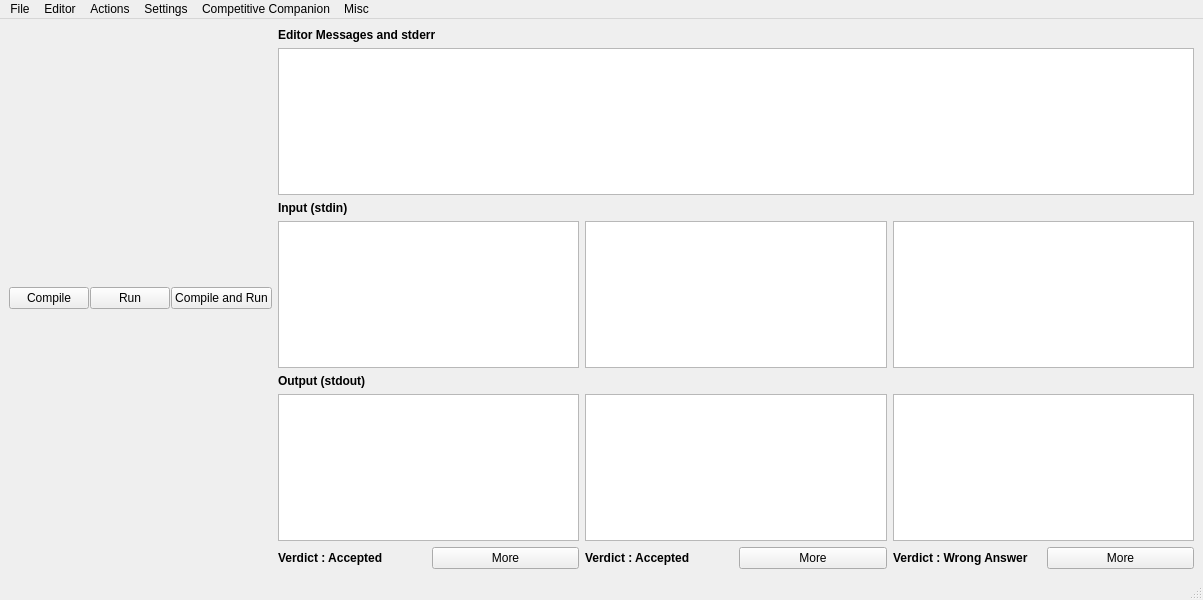
cpeditor/cpeditor, file ui/mainwindow.ui: the form before one commit.
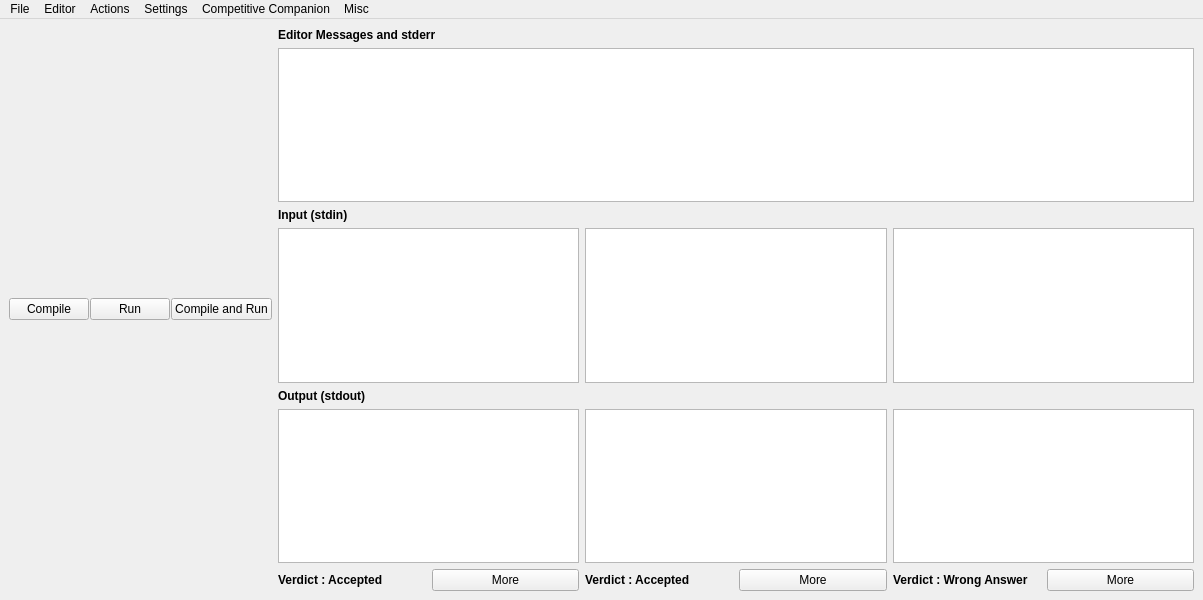
The form after the commit.

Commit message: WIP : Remove useless status bar

```diff
--- a/ui/mainwindow.ui
+++ b/ui/mainwindow.ui
@@ -346,7 +346,6 @@
    <addaction name="menuCompetitive_Companion"/>
    <addaction name="menuHelp"/>
   </widget>
-  <widget class="QStatusBar" name="statusbar"/>
   <action name="actionOpen">
    <property name="text">
     <string>Open</string>
```
